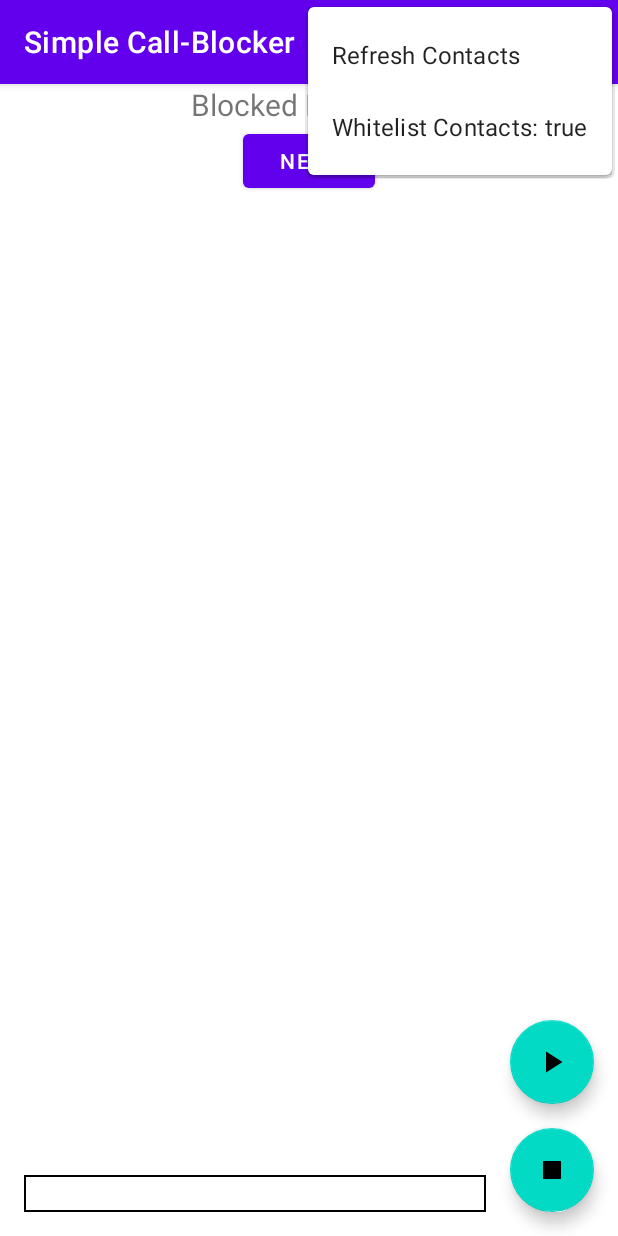
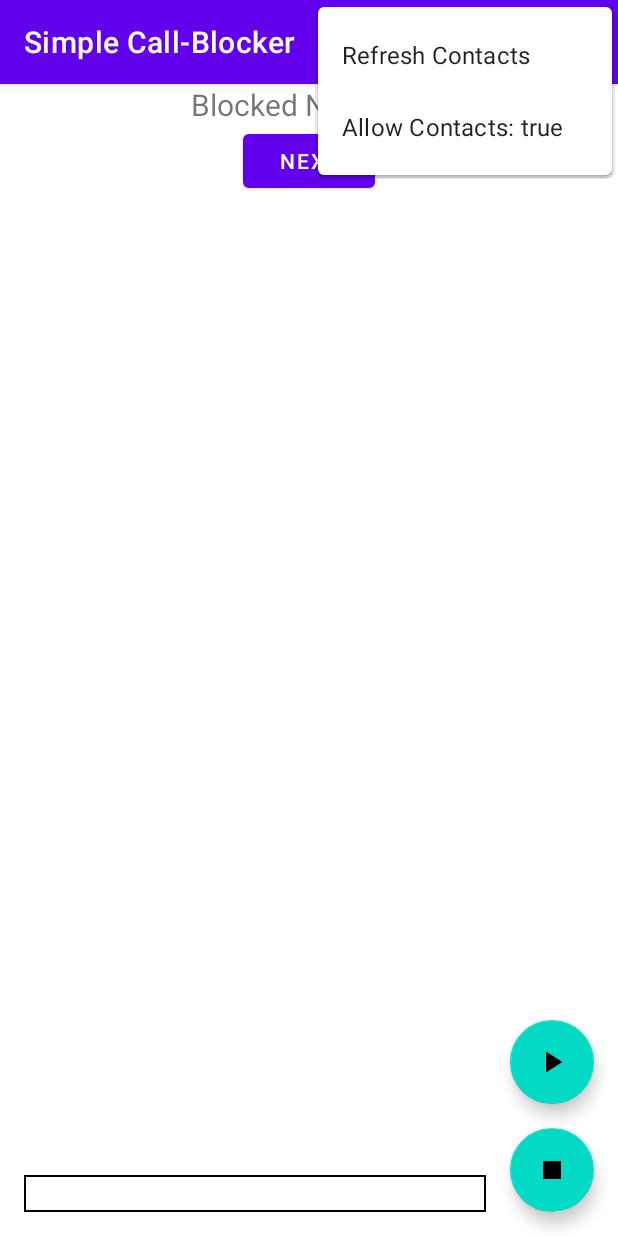
Before and after one commit to MathandCSNerd/MACSN_Call_Blocker, an Android app: the screen it shows after launch (MainActivity), with the options menu open, on a phone screen of 412 x 824 dp. Run offline under Robolectric (Android 15) with nearby library versions, the phone set to English and light mode, and no system bars; 3 statements that could not run were skipped.

Commit message:
fixed consitency error in a UI name

```diff
--- a/app/src/main/java/com/mathandcsnerd/callblocker/MainActivity.java
+++ b/app/src/main/java/com/mathandcsnerd/callblocker/MainActivity.java
@@ -128,7 +128,7 @@ public class MainActivity extends AppCompatActivity {
 
             phoneData.toggleContactsBool();
 
-            item.setTitle("Whitelist Contacts: "
+            item.setTitle("Allow Contacts: "
                     + phoneData.getContactsBool());
 
         }
--- a/app/src/main/res/menu/menu_main.xml
+++ b/app/src/main/res/menu/menu_main.xml
@@ -10,6 +10,6 @@
     <item
         android:id="@+id/options_whitelist_contacts"
         android:orderInCategory="100"
-        android:title="Whitelist Contacts: true"
+        android:title="Allow Contacts: true"
         app:showAsAction="never" />
 </menu>
```
